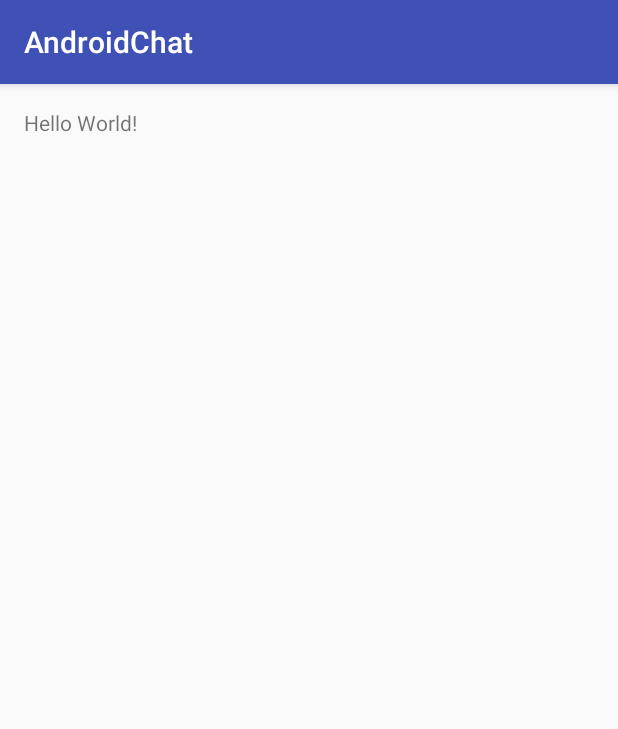
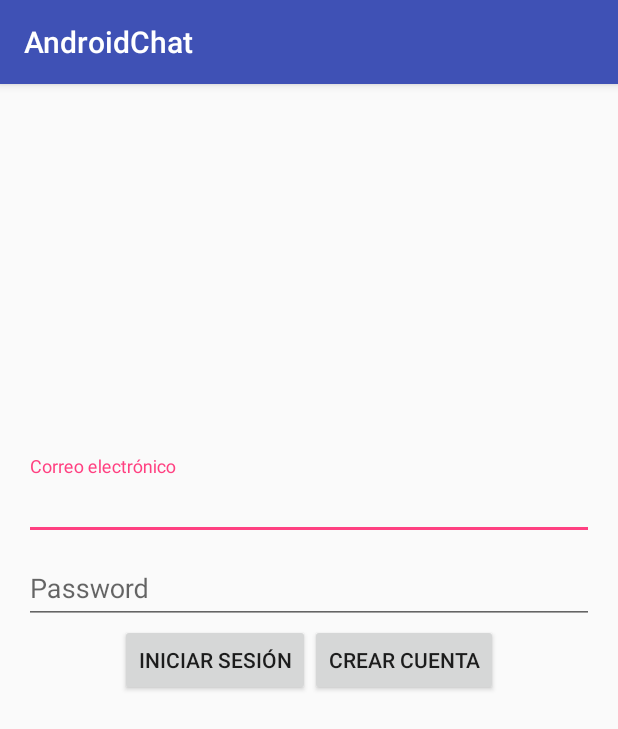
Before and after one commit to gavilanch/ChatApplicationAndroid, an Android app: the screen it shows after launch (LoginActivity), on a phone screen of 412 x 824 dp. Shown: the top 729 px of the screen. Run offline under Robolectric (Android 15) with nearby library versions, the phone set to English and light mode, and no system bars.

Commit message:
Created layout for login page

```diff
--- a/app/build.gradle
+++ b/app/build.gradle
@@ -23,4 +23,6 @@ dependencies {
     compile fileTree(dir: 'libs', include: ['*.jar'])
     testCompile 'junit:junit:4.12'
     compile 'com.android.support:appcompat-v7:23.2.1'
+
+    compile 'com.android.support:design:23.2.1'
 }
--- a/app/src/main/res/layout/activity_login.xml
+++ b/app/src/main/res/layout/activity_login.xml
@@ -7,10 +7,67 @@
     android:paddingLeft="@dimen/activity_horizontal_margin"
     android:paddingRight="@dimen/activity_horizontal_margin"
     android:paddingTop="@dimen/activity_vertical_margin"
+    android:id="@+id/layoutMainContainer"
     tools:context="com.example.felipe.androidchat.LoginActivity">
 
-    <TextView
+    <android.support.design.widget.TextInputLayout
+        android:layout_width="match_parent"
+        android:layout_height="wrap_content"
+        android:layout_above="@+id/wrapperPassword">
+
+        <EditText
+            android:layout_width="match_parent"
+            android:layout_height="wrap_content"
+            android:inputType="textEmailAddress"
+            android:hint="@string/login.message.email"
+            android:ems="10"
+            android:id="@+id/txtEmail" />
+
+    </android.support.design.widget.TextInputLayout>
+
+
+    <android.support.design.widget.TextInputLayout
+        android:layout_width="match_parent"
+        android:layout_height="wrap_content"
+        android:id="@+id/wrapperPassword"
+        android:layout_above="@id/layoutButtons">
+    <EditText
+        android:layout_width="match_parent"
+        android:layout_height="wrap_content"
+        android:inputType="textPassword"
+        android:ems="10"
+        android:hint="@string/login.message.password"
+        android:id="@+id/txtPassword"
+        android:layout_below="@+id/txtEmail"
+        android:layout_centerHorizontal="true" />
+
+    </android.support.design.widget.TextInputLayout>
+
+    <LinearLayout
+        android:orientation="horizontal"
         android:layout_width="wrap_content"
         android:layout_height="wrap_content"
-        android:text="Hello World!" />
+        android:id="@+id/layoutButtons"
+        android:layout_centerInParent="true">
+
+        <Button
+            android:layout_width="wrap_content"
+            android:layout_height="wrap_content"
+            android:text="@string/login.button.signin"
+            android:id="@+id/btnSignIn" />
+
+        <Button
+            android:layout_width="wrap_content"
+            android:layout_height="wrap_content"
+            android:text="@string/login.button.signup"
+            android:id="@+id/btnSignUp" />
+    </LinearLayout>
+    <ProgressBar
+        style="?android:attr/progressBarStyleLarge"
+        android:layout_width="wrap_content"
+        android:layout_height="wrap_content"
+        android:id="@+id/progressBar"
+        android:visibility="gone"
+        android:layout_below="@id/layoutButtons"
+        android:layout_centerHorizontal="true"/>
 </RelativeLayout>
--- a/app/src/main/res/values/strings.xml
+++ b/app/src/main/res/values/strings.xml
@@ -1,3 +1,7 @@
 <resources>
     <string name="app_name">AndroidChat</string>
+    <string name="login.message.email">Correo electrónico</string>
+    <string name="login.message.password">Password</string>
+    <string name="login.button.signin">Iniciar sesión</string>
+    <string name="login.button.signup">Crear cuenta</string>
 </resources>
```
